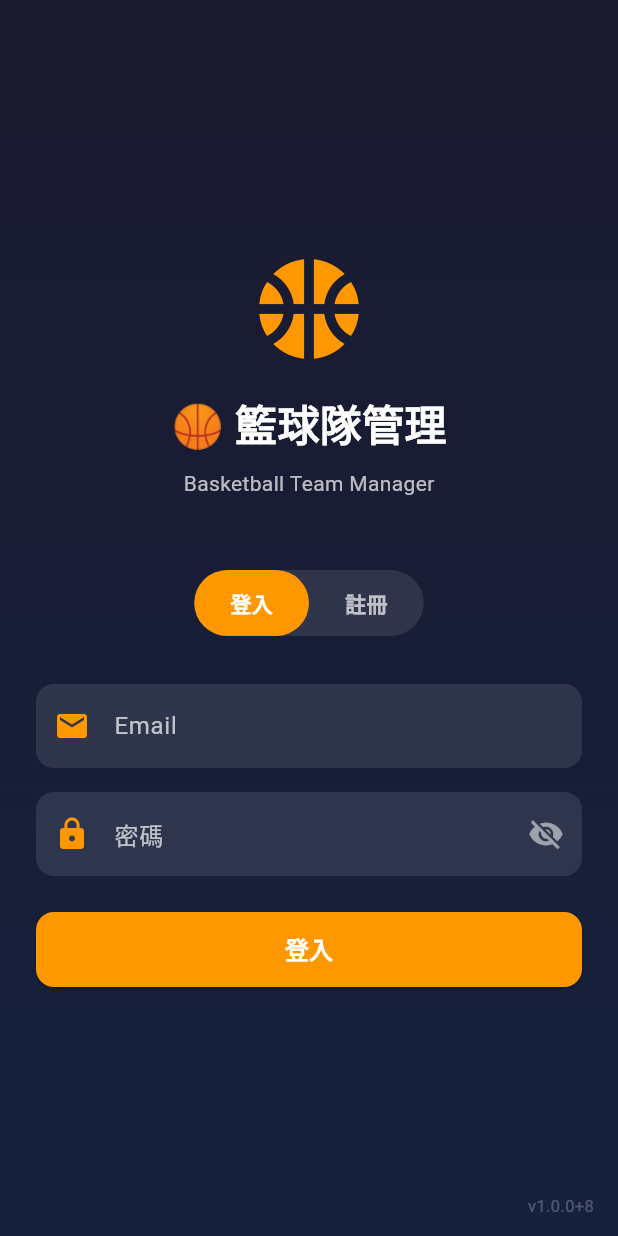
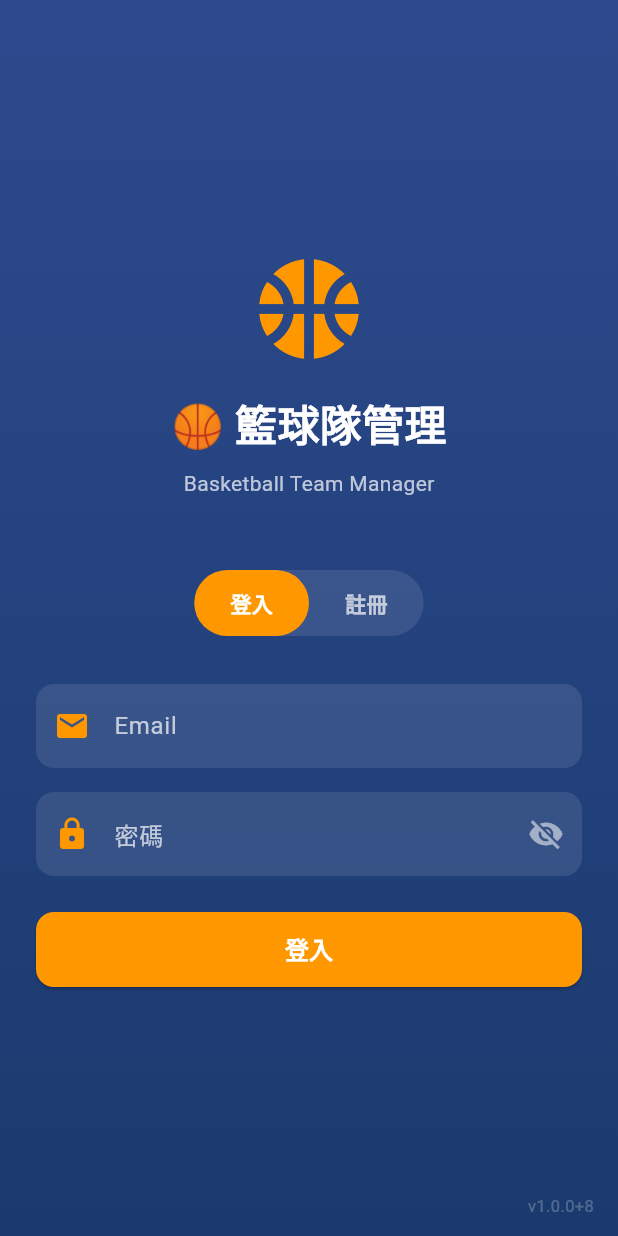
Before and after one commit to wilson1e/team_tracker, a Flutter app: the screen it shows after launch, on a phone screen of 412 x 824 dp. Run offline on Flutter 3.47's test engine with Material 3 defaults, Android fonts, the phone set to English and light mode, and no system bars; our stand-ins replace cloud_firestore, firebase_auth, firebase_core, firebase_crashlytics, firebase_storage, flutter_local_notifications and 6 more; missing offline and left inert: add_2_calendar, excel; accounts and stored records are empty.

Commit message:
test: lighten login page background to diagnose black screen

```diff
--- a/lib/login_page.dart
+++ b/lib/login_page.dart
@@ -259,7 +259,7 @@ class _LoginPageState extends State<LoginPage> {
           gradient: LinearGradient(
             begin: Alignment.topCenter,
             end:   Alignment.bottomCenter,
-            colors: [Color(0xFF1A1A2E), Color(0xFF16213E)],
+            colors: [Color(0xFF2E4A8E), Color(0xFF1A3A6E)],
           ),
         ),
         child: SafeArea(
```
